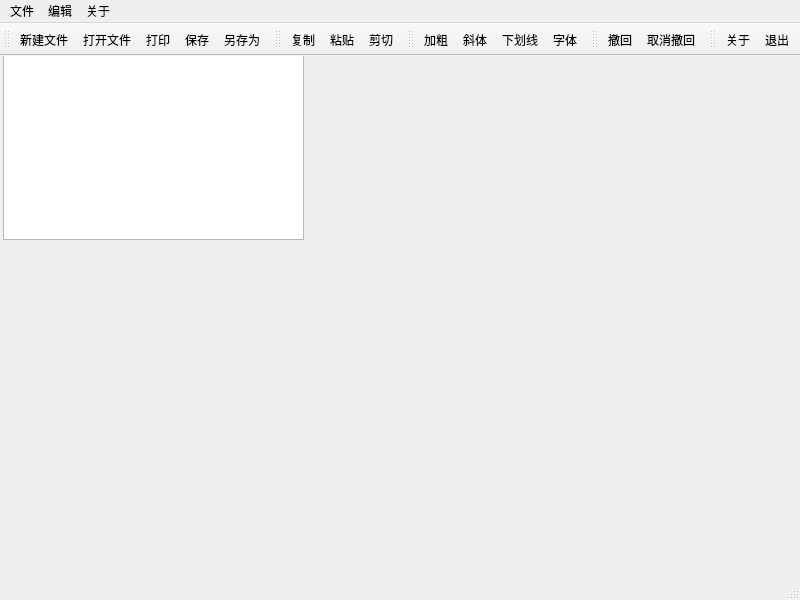
Above: notepad/mainwindow.ui from WangXia0Bai/NotePad-Miao before the change. Below: the same form after it.
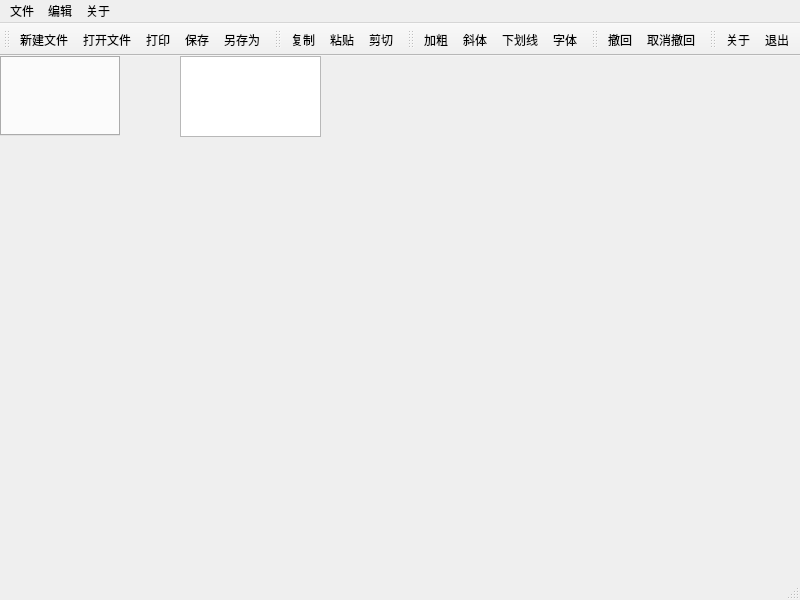
That is the form after the change. Icons and pictures are not drawn.

```diff
--- a/notepad/mainwindow.ui
+++ b/notepad/mainwindow.ui
@@ -18,13 +18,29 @@
     <normaloff>:/images/images/pencil.png</normaloff>:/images/images/pencil.png</iconset>
   </property>
   <widget class="QWidget" name="centralwidget">
+   <widget class="QTabWidget" name="tabWidget">
+    <property name="geometry">
+     <rect>
+      <x>0</x>
+      <y>0</y>
+      <width>120</width>
+      <height>80</height>
+     </rect>
+    </property>
+    <property name="tabShape">
+     <enum>QTabWidget::Triangular</enum>
+    </property>
+    <property name="currentIndex">
+     <number>-1</number>
+    </property>
+   </widget>
    <widget class="QTextEdit" name="textEdit">
     <property name="geometry">
      <rect>
-      <x>3</x>
-      <y>-7</y>
-      <width>301</width>
-      <height>191</height>
+      <x>180</x>
+      <y>0</y>
+      <width>141</width>
+      <height>81</height>
      </rect>
     </property>
    </widget>
```
